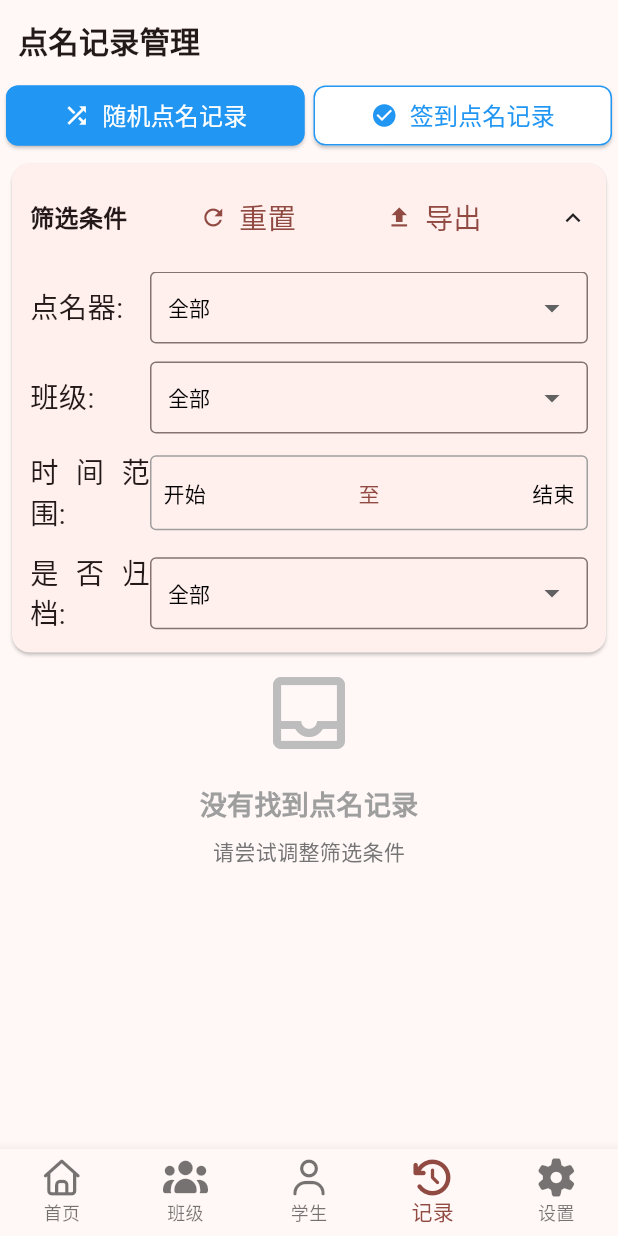
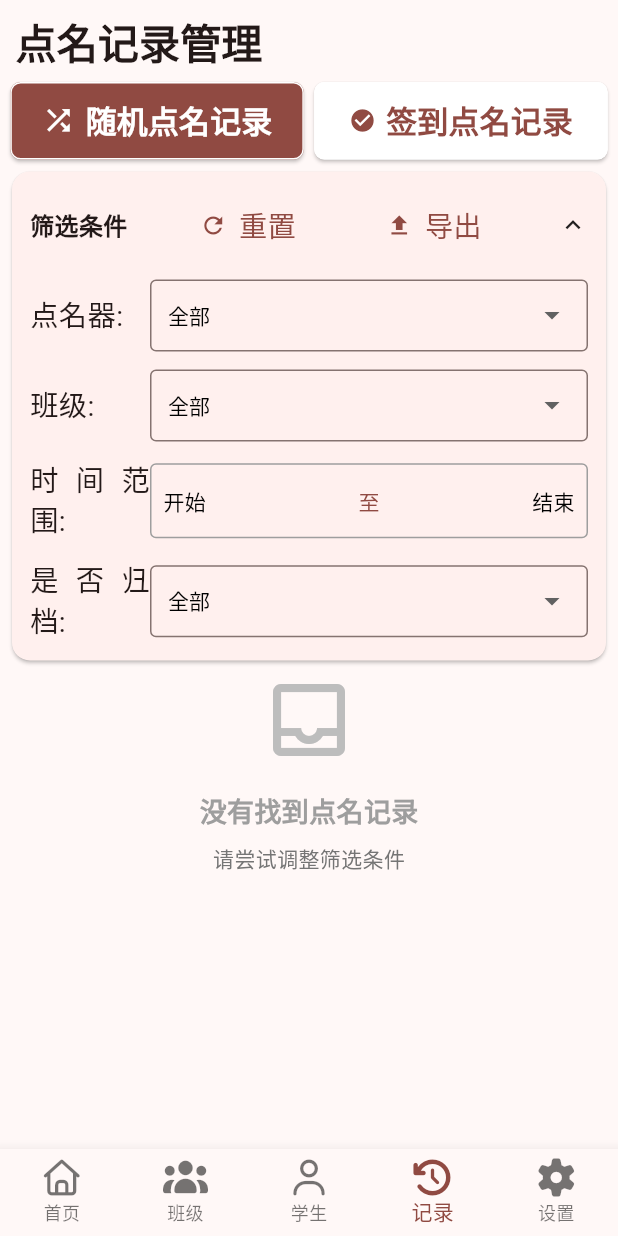
Before and after one commit to ieeningnwq/rollcaller, a Flutter app: the screen it shows after launch, item 4 of the bottom bar chosen, on a phone screen of 412 x 824 dp. Run offline on Flutter 3.47's test engine with Material 3 defaults, Android fonts, the phone set to English and light mode, and no system bars; our stand-ins replace dio, file_picker, flutter_screenutil, flutter_secure_storage, fluttertoast, font_awesome_flutter and 3 more; missing offline and left inert: excel, webdav_client; accounts and stored records are empty.

Commit message:
主题记录页面按钮

```diff
--- a/lib/pages/records_page.dart
+++ b/lib/pages/records_page.dart
@@ -1,4 +1,5 @@
 import 'package:flutter/material.dart';
+import 'package:flutter_screenutil/flutter_screenutil.dart' show SizeExtension;
 
 import 'attendance_call_records_page.dart';
 import 'random_call_records_page.dart';
@@ -23,10 +24,10 @@ class _RecordState extends State<RecordPage> {
           children: [
             // 顶部标题栏
             Container(
-              padding: const EdgeInsets.all(12),
+              padding: EdgeInsets.all(12.w),
               child: Text(
                 '点名记录管理',
-                style: TextStyle(fontSize: 20, fontWeight: FontWeight.bold),
+                style: Theme.of(context).textTheme.headlineLarge,
               ),
             ),
             Row(
@@ -50,7 +51,7 @@ class _RecordState extends State<RecordPage> {
     return Expanded(
       flex: 1,
       child: Container(
-        margin: const EdgeInsets.only(left: 4, right: 3),
+        margin:  EdgeInsets.only(left: 8.w, right: 4.w),
         child: ElevatedButton(
           onPressed: () {
             setState(() {
@@ -59,14 +60,14 @@ class _RecordState extends State<RecordPage> {
             // 随机点名功能
           },
           style: ElevatedButton.styleFrom(
-            backgroundColor: _selectedIndex == 0 ? Colors.blue : Colors.white,
-            foregroundColor: _selectedIndex == 0 ? Colors.white : Colors.blue,
+            backgroundColor: _selectedIndex == 0 ? Theme.of(context).colorScheme.primary : Theme.of(context).colorScheme.onPrimary,
+            foregroundColor: _selectedIndex == 0 ? Theme.of(context).colorScheme.onPrimary : Theme.of(context).colorScheme.primary,
             side: BorderSide(
-              color: _selectedIndex == 0 ? Colors.blue : Colors.blue,
+              color: Theme.of(context).colorScheme.onPrimary,
             ),
-            padding: const EdgeInsets.symmetric(vertical: 8.0),
+            padding: EdgeInsets.symmetric(vertical: 12.0.h),
             shape: RoundedRectangleBorder(
-              borderRadius: BorderRadius.circular(8.0),
+              borderRadius: BorderRadius.circular(8.0.r),
             ),
           ),
           child: Row(
@@ -74,14 +75,14 @@ class _RecordState extends State<RecordPage> {
             children: [
               Icon(
                 Icons.shuffle,
-                color: _selectedIndex == 0 ? Colors.white : Colors.blue,
+                size: Theme.of(context).textTheme.titleLarge?.fontSize,
+                color: _selectedIndex == 0 ? Theme.of(context).colorScheme.onPrimary : Theme.of(context).colorScheme.primary,
               ),
-              const SizedBox(width: 8.0),
+              SizedBox(width: 8.0.w),
               Text(
                 '随机点名记录',
-                style: TextStyle(
-                  fontSize: 16.0,
-                  color: _selectedIndex == 0 ? Colors.white : Colors.blue,
+                style: Theme.of(context).textTheme.titleMedium?.copyWith(
+                  color: _selectedIndex == 0 ? Theme.of(context).colorScheme.onPrimary : Theme.of(context).colorScheme.primary,
                 ),
               ),
             ],
@@ -95,7 +96,7 @@ class _RecordState extends State<RecordPage> {
     return Expanded(
       flex: 1,
       child: Container(
-        margin: const EdgeInsets.only(left: 3, right: 4),
+        margin:  EdgeInsets.only(left: 4.w, right: 8.w),
         child: ElevatedButton(
           onPressed: () {
             setState(() {
@@ -104,14 +105,14 @@ class _RecordState extends State<RecordPage> {
             // 签到点名功能
           },
           style: ElevatedButton.styleFrom(
-            backgroundColor: _selectedIndex == 1 ? Colors.blue : Colors.white,
-            foregroundColor: _selectedIndex == 1 ? Colors.white : Colors.blue,
+            backgroundColor: _selectedIndex == 1 ? Theme.of(context).colorScheme.primary : Theme.of(context).colorScheme.onPrimary,
+            foregroundColor: _selectedIndex == 1 ? Theme.of(context).colorScheme.onPrimary : Theme.of(context).colorScheme.primary,
             side: BorderSide(
-              color: _selectedIndex == 1 ? Colors.blue : Colors.blue,
+              color: _selectedIndex == 1 ? Theme.of(context).colorScheme.primary : Theme.of(context).colorScheme.onPrimary,
             ),
-            padding: const EdgeInsets.symmetric(vertical: 8),
+            padding: EdgeInsets.symmetric(vertical: 12.h),
             shape: RoundedRectangleBorder(
-              borderRadius: BorderRadius.circular(8.0),
+              borderRadius: BorderRadius.circular(8.0.r),
             ),
           ),
           child: Row(
@@ -119,14 +120,13 @@ class _RecordState extends State<RecordPage> {
             children: [
               Icon(
                 Icons.check_circle,
-                color: _selectedIndex == 1 ? Colors.white : Colors.blue,
+                                color: _selectedIndex == 1 ? Theme.of(context).colorScheme.onPrimary : Theme.of(context).colorScheme.primary,
               ),
-              const SizedBox(width: 8.0),
+              SizedBox(width: 8.0.w),
               Text(
                 '签到点名记录',
-                style: TextStyle(
-                  fontSize: 16.0,
-                  color: _selectedIndex == 1 ? Colors.white : Colors.blue,
+                style: Theme.of(context).textTheme.titleMedium?.copyWith(
+                  color: _selectedIndex == 1 ? Theme.of(context).colorScheme.onPrimary : Theme.of(context).colorScheme.primary,
                 ),
               ),
             ],
```
